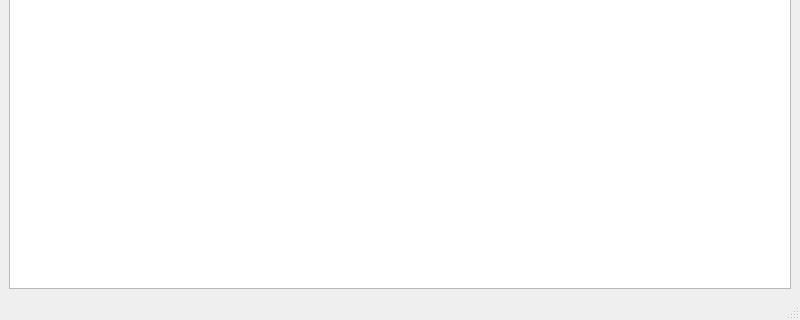
Before: the Qt Designer form mainwindow.ui in GGost00/juego_solo, drawn with Qt 5; both pictures show x 0 to 800 and y 280 to 600 of the 800 by 600 pixel window.
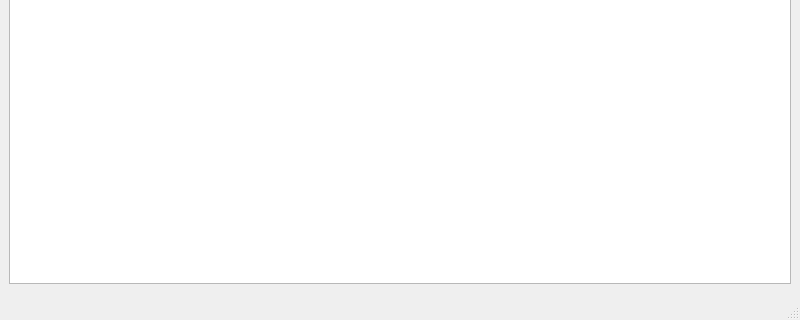
After: the same form once the commit is applied. Icons and pictures are not drawn.

```diff
--- a/mainwindow.ui
+++ b/mainwindow.ui
@@ -10,6 +10,15 @@
     <height>600</height>
    </rect>
   </property>
+  <property name="font">
+   <font>
+    <family>MV Boli</family>
+    <pointsize>11</pointsize>
+   </font>
+  </property>
+  <property name="focusPolicy">
+   <enum>Qt::NoFocus</enum>
+  </property>
   <property name="windowTitle">
    <string>MainWindow</string>
   </property>
```
Left out of the diff: 12 changed lines with no effect on the pictures.
